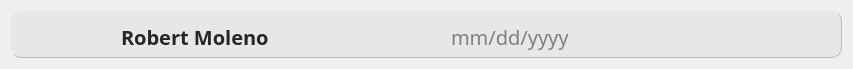
This is Frontend/appointmentCard.ui in DreddVDomasian/Petmate-Desktop-Application as Qt 5 draws it before an edit. The edited form follows.
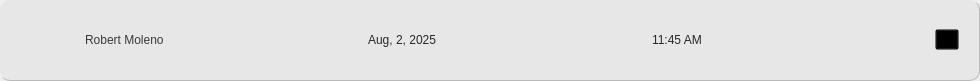
This is the edited form. Icons and pictures are not drawn.

Commit message:
Add walk-in appointment feature
Introduces WalkInAppointment model, API endpoints, and serializer for walk-in appointments. Updates frontend UI and logic to support adding and displaying walk-in appointments, including improved combobox styling and dynamic completers.

The edit to the form file:
```diff
--- a/Frontend/appointmentCard.ui
+++ b/Frontend/appointmentCard.ui
@@ -6,18 +6,33 @@
    <rect>
     <x>0</x>
     <y>0</y>
-    <width>853</width>
-    <height>69</height>
+    <width>980</width>
+    <height>81</height>
    </rect>
   </property>
   <property name="windowTitle">
    <string>Form</string>
   </property>
   <layout class="QVBoxLayout" name="verticalLayout">
+   <property name="spacing">
+    <number>0</number>
+   </property>
+   <property name="leftMargin">
+    <number>0</number>
+   </property>
+   <property name="topMargin">
+    <number>0</number>
+   </property>
+   <property name="rightMargin">
+    <number>0</number>
+   </property>
+   <property name="bottomMargin">
+    <number>0</number>
+   </property>
    <item>
     <widget class="QFrame" name="appointmentRecord">
      <property name="sizePolicy">
-      <sizepolicy hsizetype="Preferred" vsizetype="Preferred">
+      <sizepolicy hsizetype="Expanding" vsizetype="Fixed">
        <horstretch>0</horstretch>
        <verstretch>0</verstretch>
       </sizepolicy>
@@ -28,29 +43,46 @@
        <height>0</height>
       </size>
      </property>
+     <property name="maximumSize">
+      <size>
+       <width>16777215</width>
+       <height>81</height>
+      </size>
+     </property>
      <property name="styleSheet">
       <string notr="true">#appointmentRecord{
 	border-radius:10px;
 	background-color:rgb(231, 231, 231);
 	border-bottom:1px solid rgb(185, 185, 185);
 	border-right:1px solid rgb(185, 185, 185);
+}
+
+
+#appointmentRecord:hover{
+	background-color:rgb(179, 179, 179);
 }</string>
      </property>
      <property name="frameShape">
-      <enum>QFrame::Shape::StyledPanel</enum>
+      <enum>QFrame::NoFrame</enum>
      </property>
-     <property name="frameShadow">
-      <enum>QFrame::Shadow::Raised</enum>
-     </property>
+     <layout class="QHBoxLayout" name="horizontalLayout">
+      <property name="spacing">
+       <number>25</number>
+      </property>
+      <property name="leftMargin">
+       <number>20</number>
+      </property>
+      <property name="topMargin">
+       <number>20</number>
+      </property>
+      <property name="rightMargin">
+       <number>20</number>
+      </property>
+      <property name="bottomMargin">
+       <number>20</number>
+      </property>
+      <item>
      <widget class="QLabel" name="profileIcon">
-      <property name="geometry">
-       <rect>
-        <x>10</x>
-        <y>10</y>
-        <width>40</width>
-        <height>31</height>
-       </rect>
-      </property>
       <property name="maximumSize">
        <size>
         <width>40</width>
@@ -67,68 +99,61 @@
        <bool>true</bool>
       </property>
      </widget>
+      </item>
+      <item>
      <widget class="QLabel" name="ownerName">
-      <property name="geometry">
-       <rect>
-        <x>110</x>
-        <y>10</y>
-        <width>311</width>
-        <height>31</height>
-       </rect>
-      </property>
       <property name="styleSheet">
-       <string notr="true">color: #272727;
-font: bold 20px Montserrat;</string>
+         <string notr="true">font: 81 14pt &quot;Montserrat ExtraBold&quot;;
+color:rgb(57, 57, 57);</string>
       </property>
       <property name="text">
        <string>Robert Moleno</string>
       </property>
-      <property name="alignment">
-       <set>Qt::AlignmentFlag::AlignLeading|Qt::AlignmentFlag::AlignLeft|Qt::AlignmentFlag::AlignVCenter</set>
-      </property>
-     </widget>
+       </widget>
+      </item>
+      <item>
      <widget class="QLabel" name="appDate">
-      <property name="geometry">
-       <rect>
-        <x>440</x>
-        <y>10</y>
-        <width>291</width>
-        <height>31</height>
-       </rect>
-      </property>
+        <property name="styleSheet">
+         <string notr="true">font: 57 14pt &quot;Montserrat Medium&quot;;
+color:rgb(39, 39, 39);</string>
+        </property>
+        <property name="text">
+         <string>Aug, 2, 2025</string>
+        </property>
+       </widget>
+      </item>
+      <item>
+       <widget class="QLabel" name="preferredTime">
       <property name="styleSheet">
-       <string notr="true">color: gray;
-font: 20px Montserrat;</string>
+         <string notr="true">font: 57 14pt &quot;Montserrat Medium&quot;;
+color:rgb(39, 39, 39);</string>
       </property>
       <property name="text">
-       <string>mm/dd/yyyy</string>
-      </property>
-     </widget>
-     <widget class="QLabel" name="label">
-      <property name="geometry">
-       <rect>
-        <x>790</x>
-        <y>15</y>
-        <width>21</width>
-        <height>21</height>
-       </rect>
-      </property>
-      <property name="maximumSize">
+         <string>11:45 AM</string>
+        </property>
+       </widget>
+      </item>
+      <item>
+       <widget class="QToolButton" name="deleteButton">
+        <property name="styleSheet">
+         <string notr="true">background:transparent;</string>
+        </property>
+        <property name="text">
+         <string>...</string>
+        </property>
+        <property name="icon">
+         <iconset resource="resource.qrc">
+          <normaloff>:/Icons/Icons/delete.png</normaloff>:/Icons/Icons/delete.png</iconset>
+        </property>
+        <property name="iconSize">
        <size>
-        <width>28</width>
+          <width>30</width>
         <height>30</height>
        </size>
       </property>
-      <property name="text">
-       <string/>
-      </property>
-      <property name="pixmap">
-       <pixmap resource="resource.qrc">:/Icons/Icons/delete.png</pixmap>
-      </property>
-      <property name="scaledContents">
-       <bool>true</bool>
-      </property>
-     </widget>
+       </widget>
+      </item>
+     </layout>
     </widget>
    </item>
   </layout>
```
Lines whose indentation alone changed are shown as unchanged. The commit also changes 14 other files.
